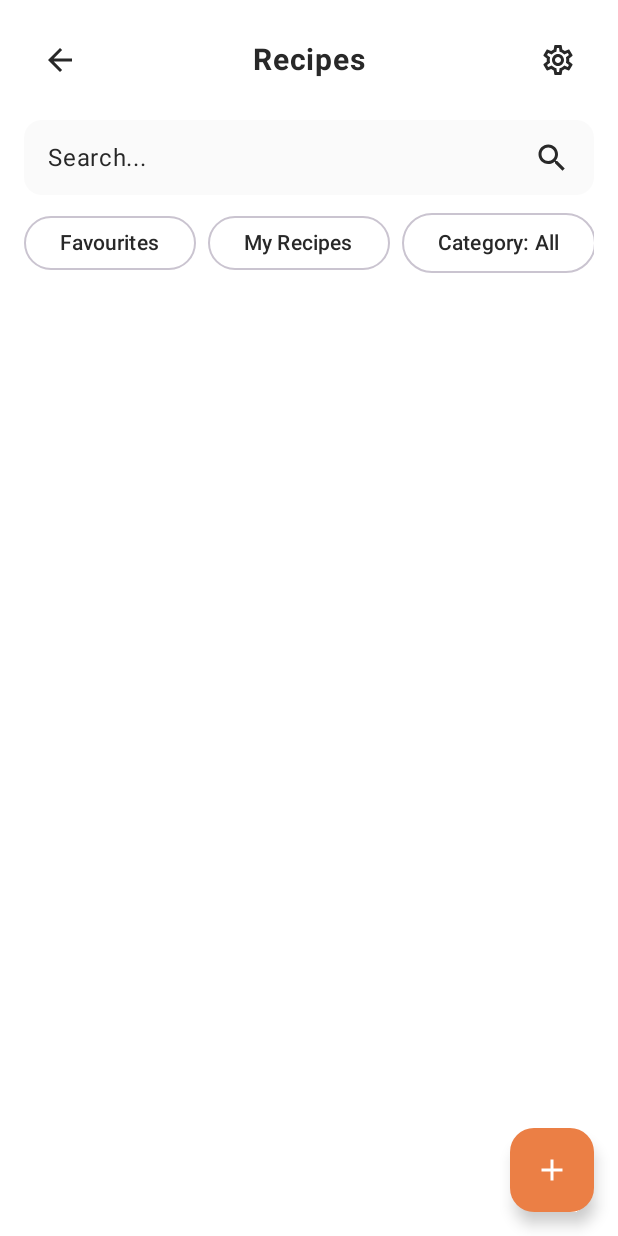
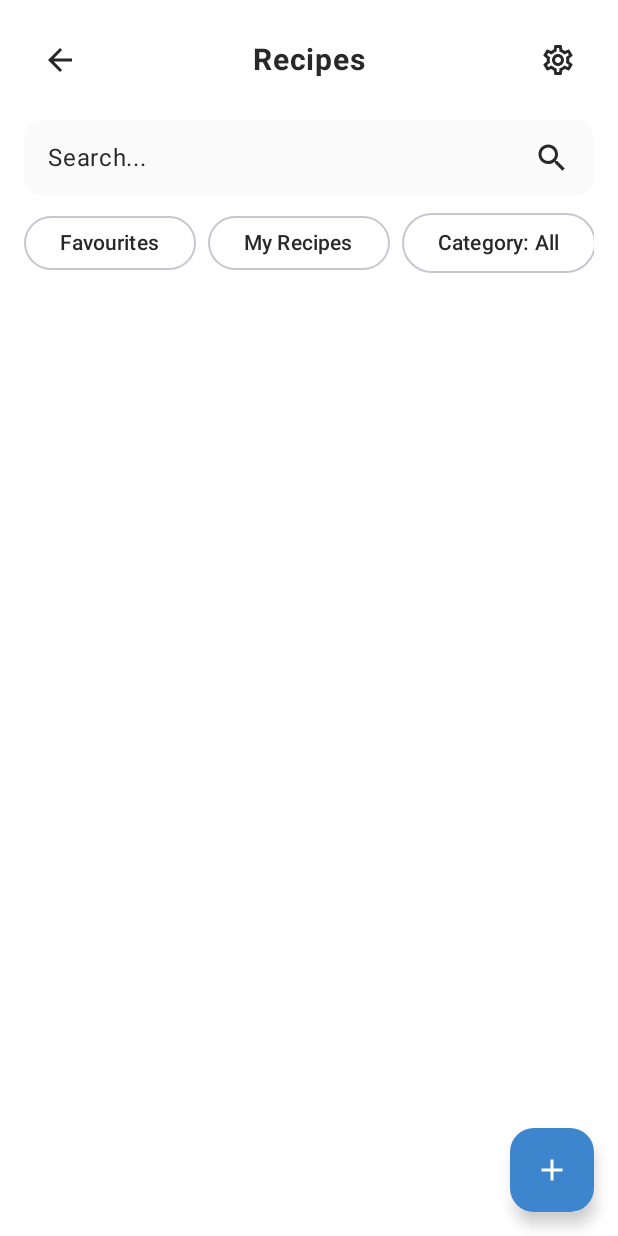
Before and after one commit to cybermaciek/NomNom, an Android app built with Jetpack Compose: the RecipeListScreen screen opened through its navigation route, on a phone screen of 412 x 824 dp. Run offline under Robolectric (Android 15) with nearby library versions, the phone set to English and light mode, and no system bars; our stand-ins replace Room's generated code; pictures from the network do not load; 3 statements that could not run were skipped.

Commit message:
Made color scheme consistent among all screens, added space between cards on RecipeListScreen

```diff
--- a/app/src/main/java/com/nomnomapp/nomnom/ui/screens/RecipeListScreen.kt
+++ b/app/src/main/java/com/nomnomapp/nomnom/ui/screens/RecipeListScreen.kt
@@ -137,8 +137,8 @@ fun RecipeListScreenView(
         floatingActionButton = {
             FloatingActionButton(
                 onClick = { navController.navigate(Routes.ADD_RECIPE.route) },
-                containerColor = MaterialTheme.colorScheme.primary,
-                contentColor = MaterialTheme.colorScheme.onPrimary
+                containerColor = MaterialTheme.colorScheme.tertiary,
+                contentColor = MaterialTheme.colorScheme.background
             ) {
                 Icon(Icons.Outlined.Add, contentDescription = "Add Recipe")
             }
@@ -274,10 +274,9 @@ fun RecipeListScreenView(
                             }
                         }
                     )
-
+                    Spacer(modifier = Modifier.height(16.dp))
                 }
             }
-
         }
     }
 }
--- a/app/src/main/java/com/nomnomapp/nomnom/ui/screens/ShoppingListScreen.kt
+++ b/app/src/main/java/com/nomnomapp/nomnom/ui/screens/ShoppingListScreen.kt
@@ -257,7 +257,7 @@ fun ShoppingListScreenView(
                                         onLongPress = { showDeleteDialog = true }
                                     )
                                 }
-                                .background(Color(0xFF00796B), shape = RoundedCornerShape(15.dp))
+                                .background(MaterialTheme.colorScheme.secondary, shape = RoundedCornerShape(15.dp))
                                 .padding(12.dp)
                         ) {
                             Row(
@@ -328,7 +328,7 @@ fun ShoppingListScreenView(
                                         onLongPress = { showDeleteDialog = true }
                                     )
                                 }
-                                .background(Color.Gray, shape = RoundedCornerShape(15.dp))
+                                .background(MaterialTheme.colorScheme.onBackground, shape = RoundedCornerShape(15.dp))
                                 .padding(12.dp)
                         ) {
                             Row(
```
Also changed, not shown: app/src/main/java/com/nomnomapp/nomnom/ui/screens/AddRecipeScreen.kt (+8 -3 lines), app/src/main/java/com/nomnomapp/nomnom/ui/screens/RecipeDetailScreen.kt (+10 -4 lines), 3 other files.
